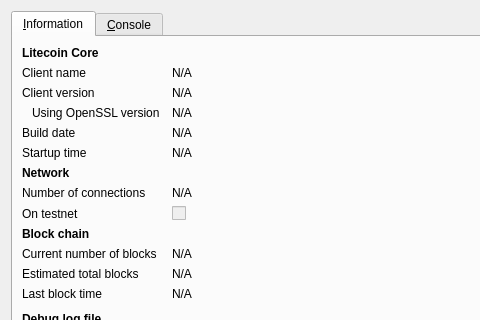
This is src/qt/forms/rpcconsole.ui in David-Brown1234/powcoin as Qt 5 draws it before an edit; both pictures show x 0 to 480 and y 0 to 320 of the 740 by 450 pixel window. The edited form follows.
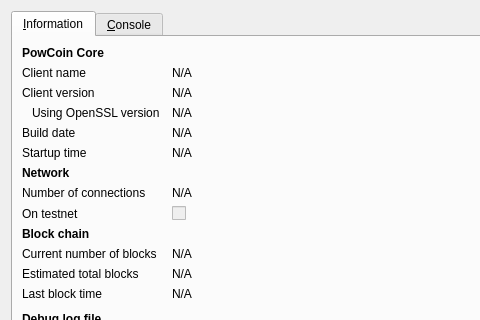
This is the edited form. Icons and pictures are not drawn.

Patch:
```diff
--- a/src/qt/forms/rpcconsole.ui
+++ b/src/qt/forms/rpcconsole.ui
@@ -36,7 +36,7 @@
           </font>
          </property>
          <property name="text">
-          <string>Litecoin Core</string>
+          <string>PowCoin Core</string>
          </property>
         </widget>
        </item>
```
Left out of the diff: 6 changed lines with no effect on the pictures.
